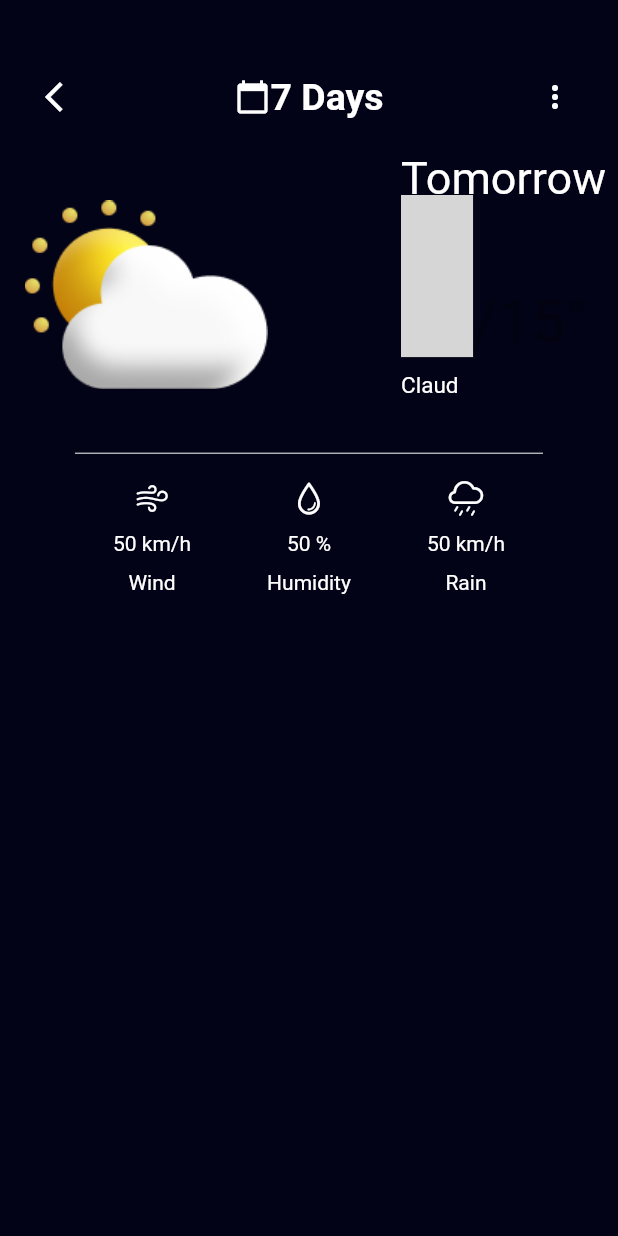
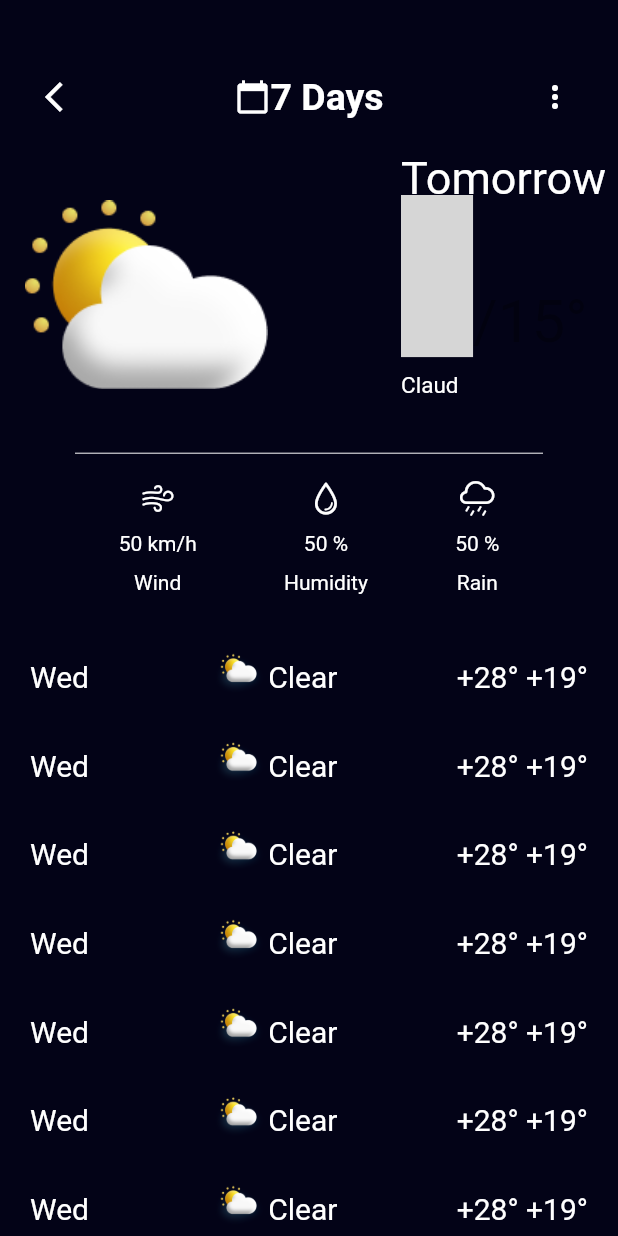
Before and after one commit to Mussa-Adolai/Weather-2-Flutter, a Flutter app: the detailPage screen opened directly, on a phone screen of 412 x 824 dp. Run offline on Flutter 3.47's test engine with Material 2 defaults, Android fonts, the phone set to English and light mode, and no system bars; missing offline and left inert: flutter_glow; grey boxes are pictures that could not be loaded.

Commit message:
tomorrow weather details

```diff
--- a/lib/detail_page.dart
+++ b/lib/detail_page.dart
@@ -2,6 +2,11 @@ import 'package:flutter/cupertino.dart';
 import 'package:flutter/material.dart';
 import 'package:flutter_glow/flutter_glow.dart';
 import 'baseWeatherData.dart';
+
+const dayStyle = TextStyle(
+  fontSize: 20,
+  color: Colors.white,
+);
 
 class detailPage extends StatelessWidget {
   const detailPage({Key? key}) : super(key: key);
@@ -152,7 +157,7 @@ class detailPage extends StatelessWidget {
                           ),
                           WeatherDataColumn(
                             weatherIcon: CupertinoIcons.cloud_drizzle,
-                            wInfo: '50 km/h',
+                            wInfo: '50 %',
                             wSection: 'Rain',
                           ),
                         ],
@@ -162,7 +167,60 @@ class detailPage extends StatelessWidget {
                 ),
               ],
             ),
-          )
+          ),
+          Expanded(
+            child: Padding(
+              padding: const EdgeInsets.only(top: 15),
+              child: ListView.builder(
+                //padding: EdgeInsets.only(top: 30),
+                itemBuilder: (BuildContext context, int index) {
+                  return Padding(
+                    padding:
+                        const EdgeInsets.only(left: 20, right: 20, bottom: 19),
+                    child: Row(
+                      mainAxisAlignment: MainAxisAlignment.spaceBetween,
+                      children: [
+                        Text(
+                          'Wed',
+                          style: dayStyle,
+                        ),
+                        Container(
+                          //color: Colors.brown,
+                          // width: 135,
+                          child: Row(
+                            mainAxisAlignment: MainAxisAlignment.start,
+                            children: [
+                              Image.asset(
+                                'assets/sunny.png',
+                                width: 40,
+                              ),
+                              Text(
+                                'Clear',
+                                style: dayStyle,
+                              )
+                            ],
+                          ),
+                        ),
+                        Row(
+                          children: [
+                            Text(
+                              '+28\u00B0',
+                              style: dayStyle,
+                            ),
+                            SizedBox(width: 5),
+                            Text(
+                              '+19\u00B0',
+                              style: dayStyle,
+                            ),
+                          ],
+                        ),
+                      ],
+                    ),
+                  );
+                },
+              ),
+            ),
+          ),
         ],
       ),
     );
```
